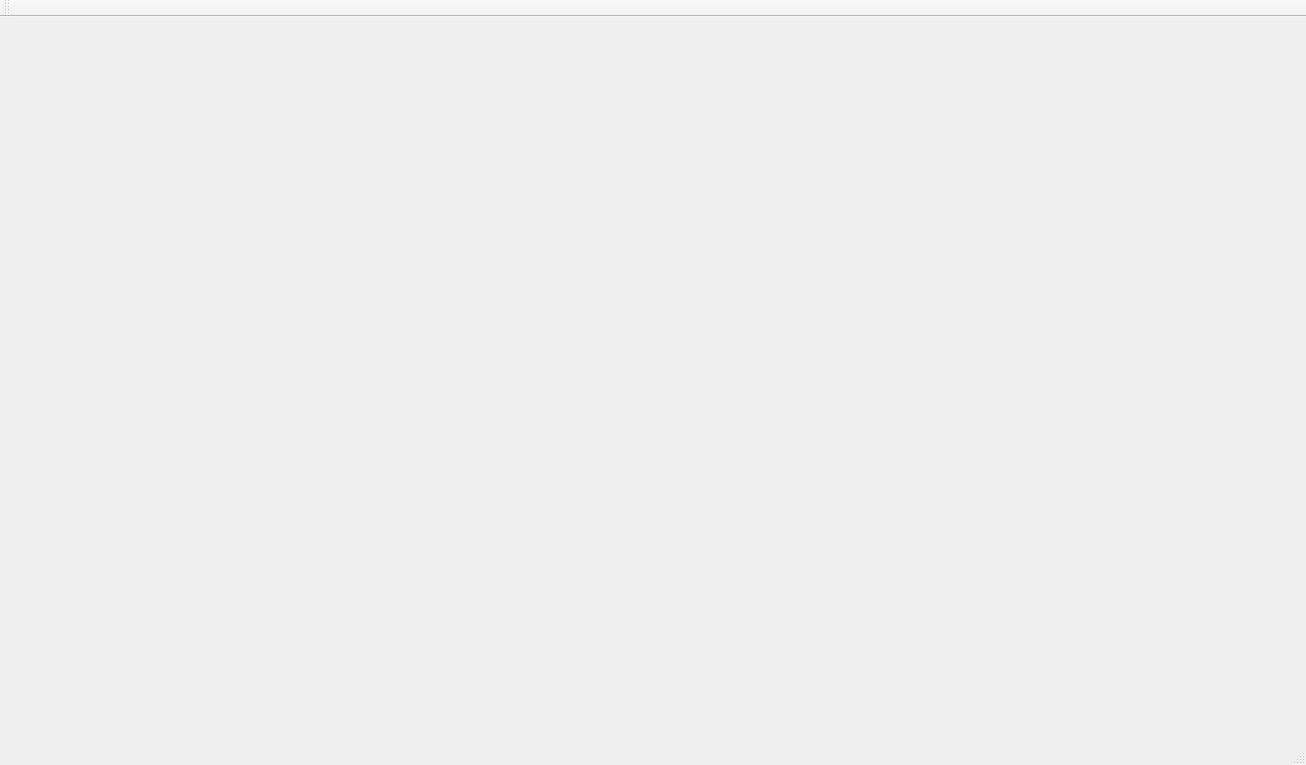
justinmuskopf/drop_table_students, file mainwindow.ui: the form before one commit.
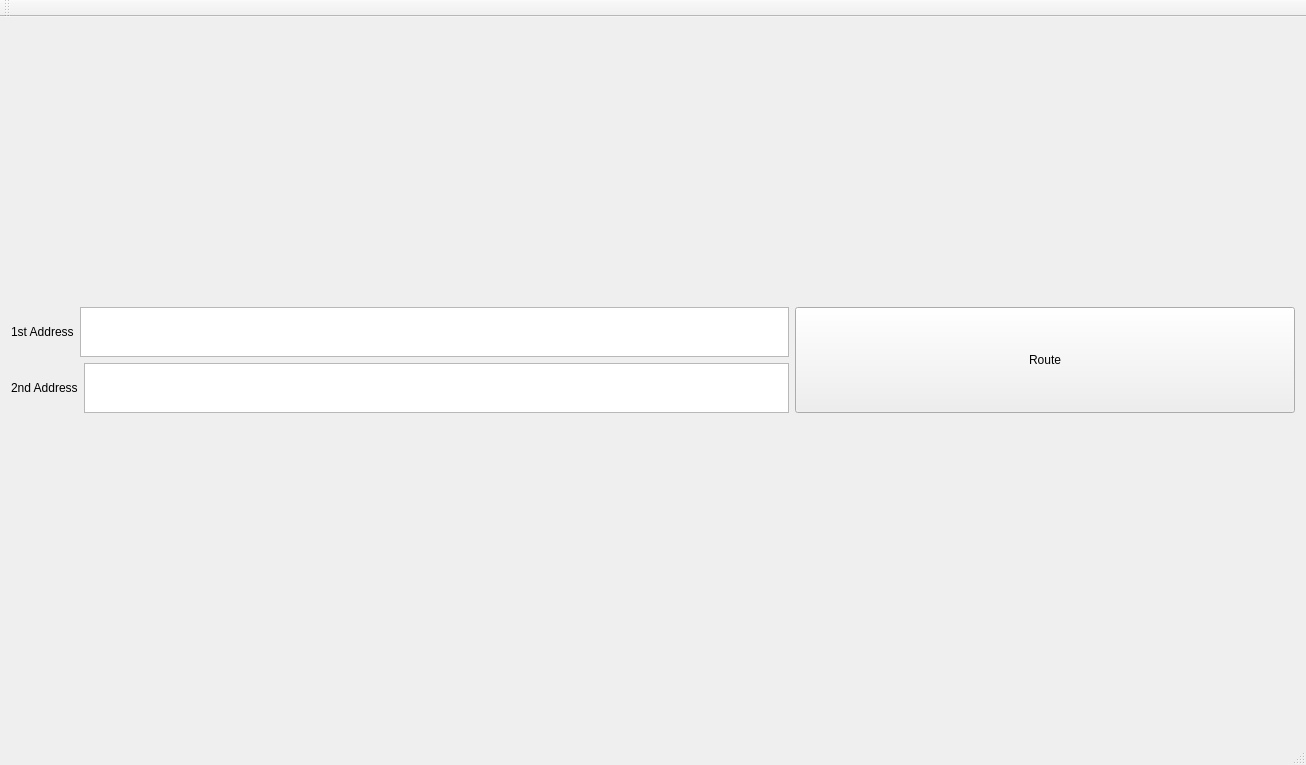
The form after the commit.

Commit message: Embed interactive map into GUI, and create address inputs that replicate design doc

Diff of the .ui file:
```diff
--- a/mainwindow.ui
+++ b/mainwindow.ui
@@ -13,7 +13,157 @@
   <property name="windowTitle">
    <string>MainWindow</string>
   </property>
-  <widget class="QWidget" name="centralWidget"/>
+  <widget class="QWidget" name="centralWidget">
+   <layout class="QVBoxLayout" name="verticalLayout_2">
+    <item>
+     <layout class="QVBoxLayout" name="verticalLayout">
+      <item>
+       <layout class="QGridLayout" name="gridLayout">
+        <item row="0" column="1">
+         <layout class="QHBoxLayout" name="horizontalLayout_2">
+          <item>
+           <widget class="QPushButton" name="routeButton">
+            <property name="sizePolicy">
+             <sizepolicy hsizetype="Preferred" vsizetype="Fixed">
+              <horstretch>0</horstretch>
+              <verstretch>0</verstretch>
+             </sizepolicy>
+            </property>
+            <property name="minimumSize">
+             <size>
+              <width>500</width>
+              <height>0</height>
+             </size>
+            </property>
+            <property name="maximumSize">
+             <size>
+              <width>16777215</width>
+              <height>150</height>
+             </size>
+            </property>
+            <property name="styleSheet">
+             <string notr="true">font: 18pt &quot;MS Shell Dlg 2&quot;;</string>
+            </property>
+            <property name="text">
+             <string>Route</string>
+            </property>
+           </widget>
+          </item>
+         </layout>
+        </item>
+        <item row="0" column="0">
+         <layout class="QVBoxLayout" name="verticalLayout_3">
+          <item>
+           <layout class="QHBoxLayout" name="horizontalLayout_4">
+            <item>
+             <widget class="QLabel" name="label">
+              <property name="sizePolicy">
+               <sizepolicy hsizetype="Minimum" vsizetype="Preferred">
+                <horstretch>0</horstretch>
+                <verstretch>0</verstretch>
+               </sizepolicy>
+              </property>
+              <property name="maximumSize">
+               <size>
+                <width>100</width>
+                <height>50</height>
+               </size>
+              </property>
+              <property name="styleSheet">
+               <string notr="true"/>
+              </property>
+              <property name="text">
+               <string>1st Address</string>
+              </property>
+              <property name="textFormat">
+               <enum>Qt::AutoText</enum>
+              </property>
+             </widget>
+            </item>
+            <item>
+             <widget class="QPlainTextEdit" name="address1_input">
+              <property name="sizePolicy">
+               <sizepolicy hsizetype="Expanding" vsizetype="Minimum">
+                <horstretch>0</horstretch>
+                <verstretch>0</verstretch>
+               </sizepolicy>
+              </property>
+              <property name="maximumSize">
+               <size>
+                <width>16777215</width>
+                <height>50</height>
+               </size>
+              </property>
+             </widget>
+            </item>
+           </layout>
+          </item>
+          <item>
+           <layout class="QHBoxLayout" name="horizontalLayout_3">
+            <item>
+             <widget class="QLabel" name="label_2">
+              <property name="sizePolicy">
+               <sizepolicy hsizetype="Minimum" vsizetype="Preferred">
+                <horstretch>0</horstretch>
+                <verstretch>0</verstretch>
+               </sizepolicy>
+              </property>
+              <property name="maximumSize">
+               <size>
+                <width>100</width>
+                <height>50</height>
+               </size>
+              </property>
+              <property name="text">
+               <string>2nd Address</string>
+              </property>
+             </widget>
+            </item>
+            <item>
+             <widget class="QPlainTextEdit" name="address2_input">
+              <property name="sizePolicy">
+               <sizepolicy hsizetype="Expanding" vsizetype="Minimum">
+                <horstretch>0</horstretch>
+                <verstretch>0</verstretch>
+               </sizepolicy>
+              </property>
+              <property name="maximumSize">
+               <size>
+                <width>16777215</width>
+                <height>50</height>
+               </size>
+              </property>
+             </widget>
+            </item>
+           </layout>
+          </item>
+         </layout>
+        </item>
+        <item row="2" column="0" colspan="2">
+         <layout class="QHBoxLayout" name="mapLayout"/>
+        </item>
+        <item row="1" column="0">
+         <spacer name="verticalSpacer">
+          <property name="orientation">
+           <enum>Qt::Vertical</enum>
+          </property>
+          <property name="sizeType">
+           <enum>QSizePolicy::Fixed</enum>
+          </property>
+          <property name="sizeHint" stdset="0">
+           <size>
+            <width>20</width>
+            <height>40</height>
+           </size>
+          </property>
+         </spacer>
+        </item>
+       </layout>
+      </item>
+     </layout>
+    </item>
+   </layout>
+  </widget>
   <widget class="QMenuBar" name="menuBar">
    <property name="geometry">
     <rect>
```
Left out of the diff: 2 changed lines with no effect on the pictures. The commit also changes 43 other files.
